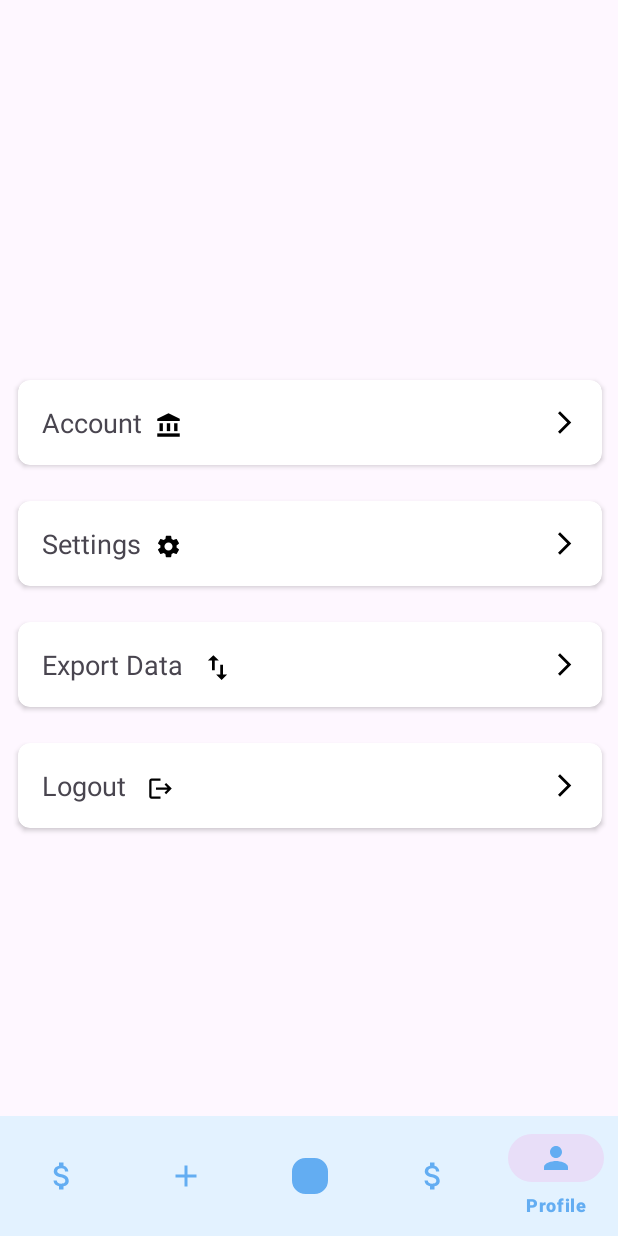
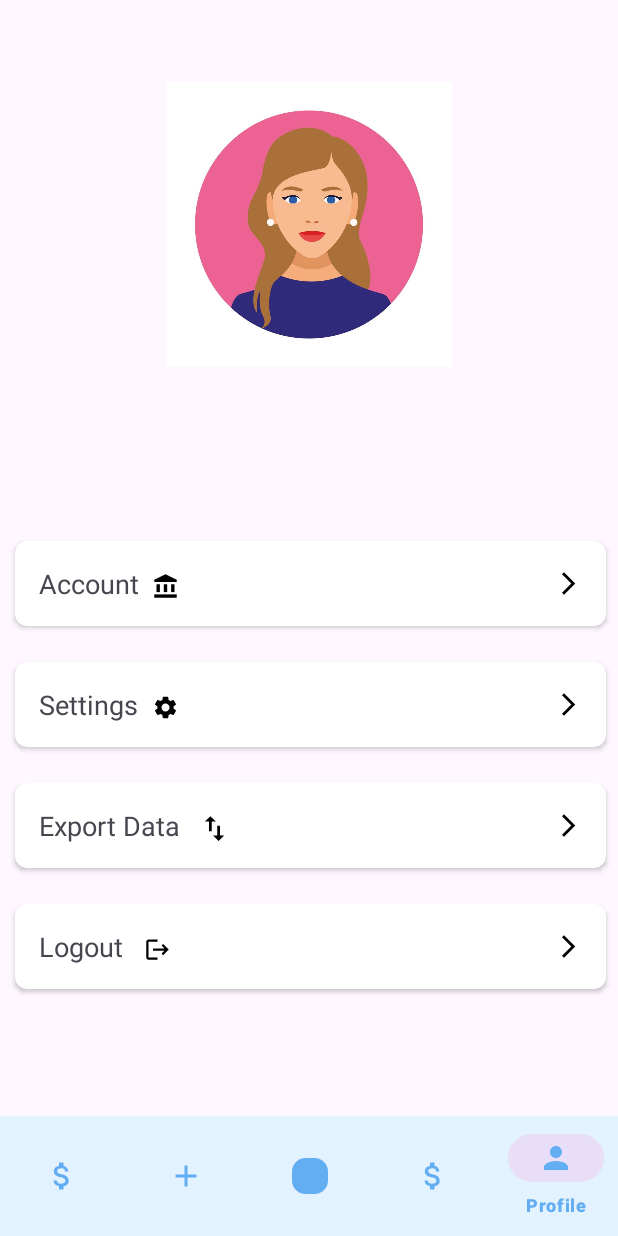
Before and after one commit to MertYigit0/BudgetManager, an Android app: the ProfileFragment screen opened through its navigation route, on a phone screen of 412 x 824 dp. Run offline under Robolectric (Android 15) with nearby library versions, the phone set to English and light mode, and no system bars; our stand-ins replace Firebase (no records; nobody signed in at launch, a user with empty details on screens opened directly), navigation-ui; libraries missing offline, so code that uses them is left out: com.github.mikephil.charting; 2 statements that could not run were skipped.

Commit message:
financial goal update

```diff
--- a/app/src/main/java/com/mertyigit0/budgetmanager/data/Income.kt
+++ b/app/src/main/java/com/mertyigit0/budgetmanager/data/Income.kt
@@ -54,7 +54,8 @@ data class FinancialGoal(
     val targetAmount: Double,
     val currentAmount: Double,
     val deadline: String,
-    val createdAt: String
+    val createdAt: String,
+    val categoryId: Int
 )
 
 data class RecurringPayment(
--- a/app/src/main/java/com/mertyigit0/budgetmanager/ui/AddIncomeFragment.kt
+++ b/app/src/main/java/com/mertyigit0/budgetmanager/ui/AddIncomeFragment.kt
@@ -39,7 +39,6 @@ class AddIncomeFragment : Fragment() {
 
     private lateinit var toggleButtonGroup: MaterialButtonToggleGroup
 
-    val currentUserEmail = FirebaseAuth.getInstance().currentUser?.email
 
     private var selectedDate: String? = null
 
@@ -49,6 +48,7 @@ class AddIncomeFragment : Fragment() {
 
 
             val dbHelper = DatabaseHelper(requireContext())
+            val currentUserEmail = FirebaseAuth.getInstance().currentUser?.email
             val userId = currentUserEmail?.let { it1 -> dbHelper.getUserData(it1) }
         }
     }
@@ -115,6 +115,7 @@ class AddIncomeFragment : Fragment() {
 
     private fun addIncomeToDatabase(amount: Double, category: String,categoryId : Int, date: String, description: String?, currency: String): Boolean {
         val dbHelper = DatabaseHelper(requireContext())
+        val currentUserEmail = FirebaseAuth.getInstance().currentUser?.email
         val userId = currentUserEmail?.let { dbHelper.getUserData(it) }?.id ?: -1
 
         // Döviz kuru veritabanından al
@@ -176,6 +177,7 @@ class AddIncomeFragment : Fragment() {
 
     private fun addRegularIncomeToDatabase(title: String, amount: Double, currency: String, recurrence: String, date: String, categoryId: Int): Boolean {
         val dbHelper = DatabaseHelper(requireContext())
+        val currentUserEmail = FirebaseAuth.getInstance().currentUser?.email
         val userId = currentUserEmail?.let { dbHelper.getUserData(it) }?.id ?: -1
         val regularIncome = RegularIncome(id = 0, userId = userId, title = title, amount = amount, currency = currency, recurrence = recurrence, date = date, categoryId = categoryId)
 
@@ -251,6 +253,7 @@ class AddIncomeFragment : Fragment() {
     }
     fun createToggleButtonsForIncomeCategories() {
         val dbHelper = DatabaseHelper(requireContext())
+        val currentUserEmail = FirebaseAuth.getInstance().currentUser?.email
         val userId = currentUserEmail?.let { dbHelper.getUserData(it) }?.id ?: -1
         val incomeCategories = dbHelper.getAllIncomeCategoriesByUserId(userId)
 
@@ -285,6 +288,7 @@ class AddIncomeFragment : Fragment() {
         alertDialog.setPositiveButton("OK") { dialog, which ->
             val categoryName = input.text.toString().trim()
             if (categoryName.isNotEmpty()) {
+                val currentUserEmail = FirebaseAuth.getInstance().currentUser?.email
                 val userData = currentUserEmail?.let { dbHelper.getUserData(it) }
                 val userId = userData?.id
                 val categoryId = userId?.let { dbHelper.addIncomeCategory(it, categoryName) }
--- a/app/src/main/java/com/mertyigit0/budgetmanager/ui/ProfileFragment.kt
+++ b/app/src/main/java/com/mertyigit0/budgetmanager/ui/ProfileFragment.kt
@@ -8,6 +8,7 @@ import android.view.ViewGroup
 import androidx.navigation.Navigation
 import com.google.firebase.auth.FirebaseAuth
 import com.mertyigit0.budgetmanager.R
+import com.mertyigit0.budgetmanager.data.DatabaseHelper
 import com.mertyigit0.budgetmanager.databinding.FragmentProfileBinding
 import com.mertyigit0.budgetmanager.databinding.FragmentSettingsBinding
 
@@ -48,7 +49,7 @@ class ProfileFragment : Fragment() {
             auth.signOut()
             redirectToLoginScreen()
         }
-
+        displayUserData()
 
     }
 
@@ -56,7 +57,16 @@ class ProfileFragment : Fragment() {
         navController.navigate(R.id.action_profileFragment_to_loginFragment)
     }
 
+    fun displayUserData() {
+        val dbHelper = DatabaseHelper(requireContext())
+        val currentUserEmail = auth.currentUser?.email
+        val userData = currentUserEmail?.let { dbHelper.getUserData(it) }
 
+        if (userData != null) {
+            binding.textView12.text = "Email: ${userData.email}"+"User ID: ${userData.id}"
+
+        }
+    }
     override fun onDestroyView() {
         super.onDestroyView()
         _binding = null
--- a/app/src/main/res/layout/fragment_profile.xml
+++ b/app/src/main/res/layout/fragment_profile.xml
@@ -8,8 +8,8 @@
 
     <LinearLayout
         android:id="@+id/linearLayout"
-        android:layout_width="413dp"
-        android:layout_height="579dp"
+        android:layout_width="418dp"
+        android:layout_height="471dp"
         android:orientation="vertical"
         app:layout_constraintBottom_toBottomOf="parent"
         app:layout_constraintEnd_toEndOf="parent"
@@ -28,32 +28,34 @@
                 android:layout_width="50dp"
                 android:layout_height="50dp"
                 android:layout_gravity="left|center"
-                android:src="@drawable/baseline_account_balance_24"
                 android:layout_marginLeft="75dp"
                 android:layout_marginTop="2dp"
-                android:scaleType="fitEnd"
                 android:adjustViewBounds="true"
                 android:background="@android:color/transparent"
-                android:padding="16dp" />
+                android:padding="16dp"
+                android:scaleType="fitEnd"
+                android:src="@drawable/baseline_account_balance_24" />
+
             <TextView
                 android:id="@+id/item_account"
-                android:layout_width="match_parent"
-                android:layout_height="wrap_content"
+                android:layout_width="404dp"
+                android:layout_height="match_parent"
                 android:background="?android:attr/selectableItemBackground"
                 android:clickable="true"
                 android:focusable="true"
                 android:padding="16dp"
                 android:text="Account"
                 android:textSize="18sp" />
+
             <ImageView
                 android:layout_width="50dp"
                 android:layout_height="50dp"
                 android:layout_gravity="right|center"
-                android:src="@drawable/baseline_arrow_forward_ios_24"
-                android:scaleType="fitEnd"
                 android:adjustViewBounds="true"
                 android:background="@android:color/transparent"
-                android:padding="16dp" />
+                android:padding="16dp"
+                android:scaleType="fitEnd"
+                android:src="@drawable/baseline_arrow_forward_ios_24" />
         </androidx.cardview.widget.CardView>
 
         <androidx.cardview.widget.CardView
@@ -62,17 +64,18 @@
             android:layout_margin="12dp"
             android:elevation="4dp"
             app:cardCornerRadius="8dp">
+
             <ImageView
                 android:layout_width="50dp"
                 android:layout_height="50dp"
                 android:layout_gravity="left|center"
-                android:src="@drawable/baseline_settings_24"
                 android:layout_marginLeft="75dp"
                 android:layout_marginTop="2dp"
-                android:scaleType="fitEnd"
                 android:adjustViewBounds="true"
                 android:background="@android:color/transparent"
-                android:padding="16dp" />
+                android:padding="16dp"
+                android:scaleType="fitEnd"
+                android:src="@drawable/baseline_settings_24" />
 
             <TextView
                 android:id="@+id/item_settings"
@@ -84,15 +87,16 @@
                 android:padding="16dp"
                 android:text="Settings"
                 android:textSize="18sp" />
+
             <ImageView
                 android:layout_width="50dp"
                 android:layout_height="50dp"
                 android:layout_gravity="right|center"
-                android:src="@drawable/baseline_arrow_forward_ios_24"
-                android:scaleType="fitEnd"
                 android:adjustViewBounds="true"
                 android:background="@android:color/transparent"
-                android:padding="16dp" />
+                android:padding="16dp"
+                android:scaleType="fitEnd"
+                android:src="@drawable/baseline_arrow_forward_ios_24" />
         </androidx.cardview.widget.CardView>
 
         <androidx.cardview.widget.CardView
@@ -106,13 +110,14 @@
                 android:layout_width="60dp"
                 android:layout_height="54dp"
                 android:layout_gravity="left|center"
-                android:src="@drawable/baseline_import_export_24"
                 android:layout_marginLeft="100dp"
                 android:layout_marginTop="2dp"
-                android:scaleType="fitEnd"
                 android:adjustViewBounds="true"
                 android:background="@android:color/transparent"
-                android:padding="16dp" />
+                android:padding="16dp"
+                android:scaleType="fitEnd"
+                android:src="@drawable/baseline_import_export_24" />
+
             <TextView
                 android:id="@+id/item_export_data"
                 android:layout_width="match_parent"
@@ -123,15 +128,16 @@
                 android:padding="16dp"
                 android:text="Export Data"
                 android:textSize="18sp" />
+
             <ImageView
                 android:layout_width="50dp"
                 android:layout_height="50dp"
                 android:layout_gravity="right|center"
-                android:src="@drawable/baseline_arrow_forward_ios_24"
-                android:scaleType="fitEnd"
                 android:adjustViewBounds="true"
                 android:background="@android:color/transparent"
-                android:padding="16dp" />
+                android:padding="16dp"
+                android:scaleType="fitEnd"
+                android:src="@drawable/baseline_arrow_forward_ios_24" />
         </androidx.cardview.widget.CardView>
 
         <androidx.cardview.widget.CardView
@@ -145,13 +151,13 @@
                 android:layout_width="50dp"
                 android:layout_height="50dp"
                 android:layout_gravity="left|center"
-                android:src="@drawable/baseline_logout_24"
                 android:layout_marginLeft="70dp"
                 android:layout_marginTop="2dp"
-                android:scaleType="fitEnd"
                 android:adjustViewBounds="true"
                 android:background="@android:color/transparent"
-                android:padding="16dp" />
+                android:padding="16dp"
+                android:scaleType="fitEnd"
+                android:src="@drawable/baseline_logout_24" />
 
             <TextView
                 android:id="@+id/item_logout"
@@ -168,15 +174,36 @@
                 android:layout_width="50dp"
                 android:layout_height="50dp"
                 android:layout_gravity="right|center"
-                android:src="@drawable/baseline_arrow_forward_ios_24"
-                android:scaleType="fitEnd"
                 android:adjustViewBounds="true"
                 android:background="@android:color/transparent"
-                android:padding="16dp" />
+                android:padding="16dp"
+                android:scaleType="fitEnd"
+                android:src="@drawable/baseline_arrow_forward_ios_24" />
         </androidx.cardview.widget.CardView>
 
     </LinearLayout>
 
+    <ImageView
+        android:id="@+id/imageView7"
+        android:layout_width="193dp"
+        android:layout_height="190dp"
+        android:src="@drawable/avatar2"
+        app:layout_constraintBottom_toTopOf="@+id/linearLayout"
+        app:layout_constraintEnd_toEndOf="parent"
+        app:layout_constraintStart_toStartOf="parent"
+        app:layout_constraintTop_toTopOf="parent"
+        app:layout_constraintVertical_bias="0.34" />
+
+    <TextView
+        android:id="@+id/textView12"
+        android:layout_width="wrap_content"
+        android:layout_height="wrap_content"
+        android:layout_marginTop="14dp"
+        android:text=" "
+        app:layout_constraintEnd_toEndOf="parent"
+        app:layout_constraintHorizontal_bias="0.498"
+        app:layout_constraintStart_toStartOf="parent"
+        app:layout_constraintTop_toBottomOf="@+id/imageView7" />
 
 
 </androidx.constraintlayout.widget.ConstraintLayout>
--- a/app/src/main/res/navigation/nav_graph.xml
+++ b/app/src/main/res/navigation/nav_graph.xml
@@ -95,7 +95,11 @@
         android:id="@+id/financialGoalFragment"
         android:name="com.mertyigit0.budgetmanager.ui.FinancialGoalFragment"
         android:label="fragment_financial_goal"
-        tools:layout="@layout/fragment_financial_goal" />
+        tools:layout="@layout/fragment_financial_goal" >
+        <action
+            android:id="@+id/action_financialGoalFragment_to_addFinancialGoalFragment"
+            app:destination="@id/addFinancialGoalFragment" />
+    </fragment>
     <fragment
         android:id="@+id/profileFragment"
         android:name="com.mertyigit0.budgetmanager.ui.ProfileFragment"
@@ -136,4 +140,13 @@
             android:id="@+id/action_budgetAlertFragment_to_addBudgetAlertFragment"
             app:destination="@id/addBudgetAlertFragment" />
     </fragment>
+    <fragment
+        android:id="@+id/addFinancialGoalFragment"
+        android:name="com.mertyigit0.budgetmanager.ui.AddFinancialGoalFragment"
+        android:label="fragment_add_financial_goal"
+        tools:layout="@layout/fragment_add_financial_goal" >
+        <action
+            android:id="@+id/action_addFinancialGoalFragment_to_financialGoalFragment"
+            app:destination="@id/financialGoalFragment" />
+    </fragment>
 </navigation>
--- a/app/src/main/res/values/colors.xml
+++ b/app/src/main/res/values/colors.xml
@@ -19,5 +19,16 @@
 
 
 
+    <color name="chart_orange">#EF9234</color>
+    <color name="chart_blue">#519DE9</color>
+    <color name="chart_red">#A30000</color>
+    <color name="chart_green">#7CC674</color>
+    <color name="chart_purple">#8481DD</color>
+    <color name="chart_yellow">#F4C145</color>
+    <color name="chart_cyan">#009596</color>
+    <color name="chart_gray">#B8BBBE</color>
+
+
+
 
 </resources>
```
Also changed, not shown: app/src/main/java/com/mertyigit0/budgetmanager/data/DatabaseHelper.kt (+20 -9 lines), app/src/main/java/com/mertyigit0/budgetmanager/ui/AddFinancialGoalFragment.kt (added, +167 -0 lines), app/src/main/java/com/mertyigit0/budgetmanager/ui/ExpenseFragment.kt (+34 -8 lines), app/src/main/java/com/mertyigit0/budgetmanager/ui/FinancialGoalFragment.kt (+17 -7 lines), app/src/main/java/com/mertyigit0/budgetmanager/ui/IncomeFragment.kt (+26 -14 lines), app/src/main/res/layout/fragment_add_financial_goal.xml (added, +125 -0 lines), app/src/main/res/drawable/avatar.png (added), app/src/main/res/drawable/avatar2.jpg (added).
